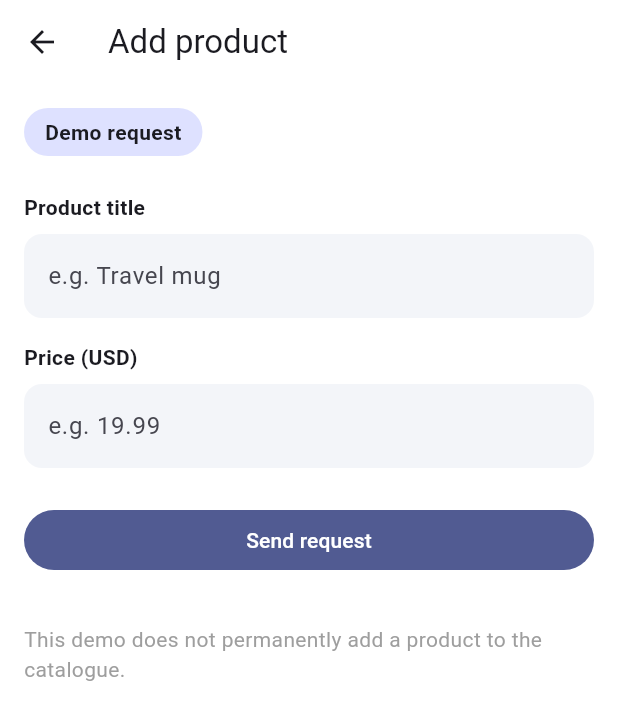
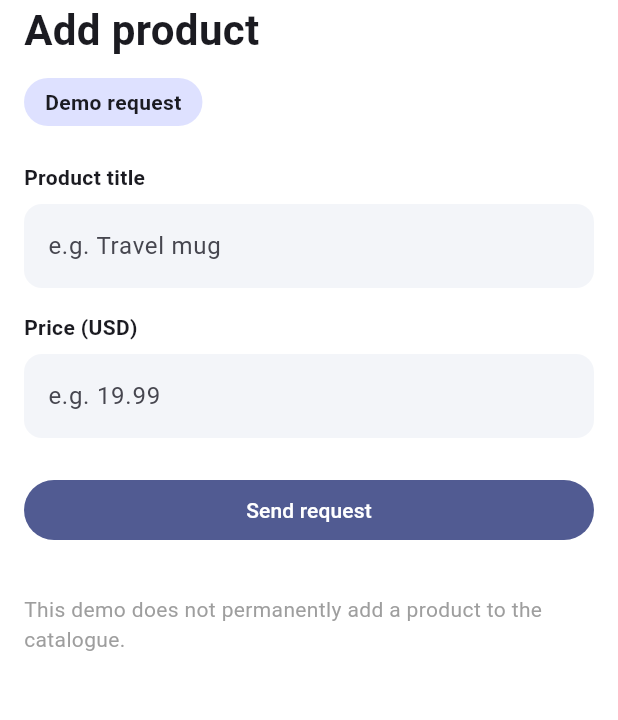
Before and after one commit to aslam-eng/myshelf_practice_app, a Flutter app: the AddProductScreen widget shown alone on an empty page, opened directly, on a phone screen of 412 x 824 dp. Shown: the top 720 px of the screen. Run offline on Flutter 3.47's test engine with Material 3 defaults, Android fonts, the phone set to English and light mode, and no system bars; our stand-ins replace image_picker, shared_preferences; accounts and stored records are empty; network calls fail.

Commit message:
Open Add product form in a bottom sheet

```diff
--- a/lib/screens/add_product_screen.dart
+++ b/lib/screens/add_product_screen.dart
@@ -3,6 +3,7 @@ import 'package:flutter/material.dart';
 import '../services/product_service.dart';
 import '../widgets/field_label.dart';
 import '../widgets/info_badge.dart';
+import '../widgets/page_title.dart';
 import '../widgets/status_box.dart';
 
 class AddProductScreen extends StatefulWidget {
@@ -24,7 +25,8 @@ class _AddProductScreenState extends State<AddProductScreen> {
   String? _error; // set on failure
 
   // ---------- Lifecycle (logged for the demo) ----------
-  // Open screen: initState -> build. Type: build again. Back: dispose.
+  // Open sheet: initState -> build.
+  // Keyboard moves or setState: build again. Close sheet: dispose.
   @override
   void initState() {
     super.initState();
@@ -90,16 +92,21 @@ class _AddProductScreenState extends State<AddProductScreen> {
   Widget build(BuildContext context) {
     debugPrint('AddProductScreen: build');
 
-    return Scaffold(
-      appBar: AppBar(title: const Text('Add product')),
+    return Padding(
+      // viewInsets.bottom = keyboard height, so the form stays above it.
+      padding: EdgeInsets.only(
+        bottom: MediaQuery.viewInsetsOf(context).bottom,
+      ),
       // Scrollable, so the keyboard can never hide the button.
-      body: SingleChildScrollView(
-        padding: const EdgeInsets.all(16),
+      child: SingleChildScrollView(
+        padding: const EdgeInsets.fromLTRB(16, 0, 16, 16),
         child: Form(
           key: _formKey,
           child: Column(
             crossAxisAlignment: CrossAxisAlignment.start,
             children: [
+              const PageTitle('Add product'),
+              const SizedBox(height: 12),
               const InfoBadge('Demo request'),
               const SizedBox(height: 24),
               const FieldLabel('Product title'),
```
Also changed, not shown: lib/screens/home_screen.dart (+7 -6 lines).
